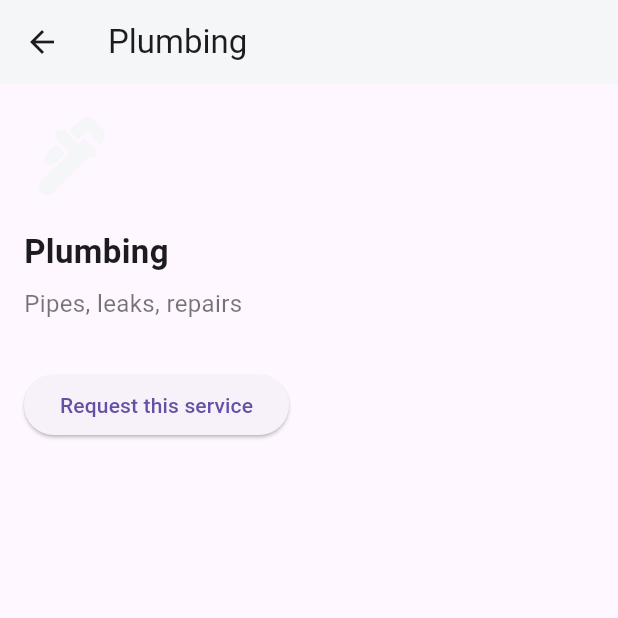
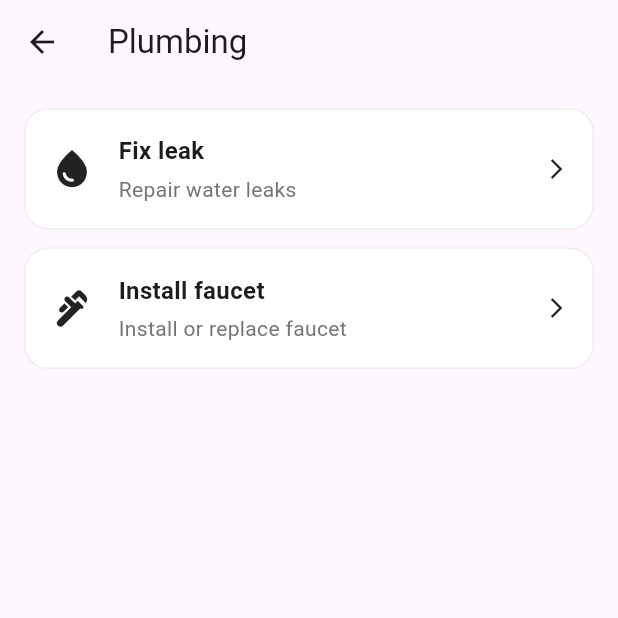
Before and after one commit to yossrDolphin/MISS_MENAGE_APPL, a Flutter app: the HomePage screen opened directly, after a tap on "Plumbing", on a phone screen of 412 x 824 dp, the top half of it. Run offline on Flutter 3.47's test engine with Material 3 defaults, Android fonts, the phone set to English and light mode, and no system bars; our stand-ins replace cloud_firestore, firebase_auth, firebase_core, geolocator, google_maps_flutter; accounts and stored records are empty; network calls fail.

Commit message:
first commit

```diff
--- a/lib/features/auth/login_page.dart
+++ b/lib/features/auth/login_page.dart
@@ -1,6 +1,6 @@
 import 'package:flutter/material.dart';
 import '../home/home_page.dart';
-import '../services/auth_service.dart';
+import '../../core/services/auth_service.dart';
 
 class LoginPage extends StatefulWidget {
   const LoginPage({super.key});
@@ -60,11 +60,11 @@ class _LoginPageState extends State<LoginPage> {
                           });
                         },
                         onError: (e) {
+                           if (!mounted) return;
                             setState(() => loading = false);
                              ScaffoldMessenger.of(context).showSnackBar(
                              SnackBar(
-                              content:
-                                  Text(e.message ?? 'Erreur Firebase'),
+                               content: Text(e.message ?? 'Erreur Firebase'),
                              ),
                              );
                         },
@@ -93,6 +93,7 @@ class _LoginPageState extends State<LoginPage> {
                       verificationId: verificationId!,
                       smsCode: otpController.text.trim(),
                     );
+                if (!mounted) return;
 
                     Navigator.pushReplacement(
                       context,
@@ -101,6 +102,8 @@ class _LoginPageState extends State<LoginPage> {
                       ),
                     );
                   } catch (e) {
+                   if (!mounted) return;
+
                      ScaffoldMessenger.of(context).showSnackBar(
                      const SnackBar(
                       content: Text('Code invalide'),
--- a/lib/features/booking/booking_page.dart
+++ b/lib/features/booking/booking_page.dart
@@ -2,7 +2,7 @@ import 'package:flutter/material.dart';
 import 'package:google_maps_flutter/google_maps_flutter.dart';
 
 import '../../core/constants/colors.dart';
-import '../services/service.dart';
+import '../services/models/service.dart';
 import 'booking_summary_page.dart';
 import 'map_picker_page.dart';
 import 'package:cloud_firestore/cloud_firestore.dart';
--- a/lib/features/booking/booking_summary_page.dart
+++ b/lib/features/booking/booking_summary_page.dart
@@ -1,6 +1,6 @@
 import 'package:flutter/material.dart';
 import '../../core/constants/colors.dart';
-import '../services/service.dart';
+import '../services/models/service.dart';
 
 class BookingSummaryPage extends StatelessWidget {
   final Service service;
--- a/lib/features/home/home_page.dart
+++ b/lib/features/home/home_page.dart
@@ -1,8 +1,9 @@
 import 'package:firebase_auth/firebase_auth.dart';
+import 'package:fixio/features/services/presentation/categories_page.dart';
 import 'package:flutter/material.dart';
 import '../../core/constants/colors.dart';
-import '../services/service.dart';
-import '../services/service_details_page.dart';
+import '../services/models/service.dart';
+import '../services/presentation/service_details_page.dart';
 
 class HomePage extends StatelessWidget {
   const HomePage({super.key});
@@ -67,33 +68,7 @@ class HomePage extends StatelessWidget {
   drawer: _buildDrawer(context),
 
 
-      body: SingleChildScrollView(
-        padding: const EdgeInsets.all(16),
-        child: Column(
-          crossAxisAlignment: CrossAxisAlignment.start,
-          children: const [
-            HomeHeader(),
-             SizedBox(height: 8),
-             SectionTitle('Available services'),
-
-           ServiceCard(
-              icon: Icons.cleaning_services,
-              title: 'Cleaning',
-              subtitle: 'Home & office cleaning',
-            ),
-            ServiceCard(
-              icon: Icons.plumbing,
-              title: 'Plumbing',
-              subtitle: 'Pipes, leaks, repairs',
-            ),
-            ServiceCard(
-              icon: Icons.electrical_services,
-              title: 'Electrical',
-              subtitle: 'Installation & fixes',
-            ),
-          ],
-        ),
-      ),
+      body: const CategoriesPage(),
     );
   }
 Widget _buildDrawer(BuildContext context) {
@@ -251,6 +226,7 @@ class SectionTitle extends StatelessWidget {
 
   @override
   Widget build(BuildContext context) {
+    /*
     return Padding(
       padding: const EdgeInsets.only(bottom: 12),
       child: Text(
@@ -261,5 +237,9 @@ class SectionTitle extends StatelessWidget {
         ),
       ),
     );
+    */
+  return const CategoriesPage();
+
+
   }
 }
--- /dev/null
+++ b/lib/features/services/data/mock_services.dart
@@ -0,0 +1,38 @@
+import 'package:flutter/material.dart';
+import '../models/service.dart';
+
+final Map<String, List<Service>> servicesByCategory = {
+  "Plumbing": [
+    Service(
+      name: "Fix leak",
+      description: "Repair water leaks",
+      icon: Icons.water_drop,
+    ),
+    Service(
+      name: "Install faucet",
+      description: "Install or replace faucet",
+      icon: Icons.plumbing,
+    ),
+  ],
+  "Cleaning": [
+    Service(
+      name: "Home cleaning",
+      description: "Full house cleaning",
+      icon: Icons.cleaning_services,
+    ),
+  ],
+  "Electricity": [
+    Service(
+      name: "Fix wiring",
+      description: "Repair electrical issues",
+      icon: Icons.electrical_services,
+    ),
+  ],
+    "Installation": [
+    Service(
+      name: "Mounting & setup",
+      description: "Wall mounting and setup of your TV",
+      icon: Icons.tv,
+    ),
+  ],
+};
--- /dev/null
+++ b/lib/features/services/presentation/categories_page.dart
@@ -0,0 +1,70 @@
+import 'package:flutter/material.dart';
+import 'services_page.dart';
+import 'widgets/category_card.dart';
+
+class CategoriesPage extends StatelessWidget {
+  const CategoriesPage({super.key});
+
+  @override
+  Widget build(BuildContext context) {
+    return Scaffold(
+      appBar: AppBar(title: const Text("Services")),
+      body: Padding(
+        padding: const EdgeInsets.all(16),
+        child: GridView.count(
+          crossAxisCount: 2,
+          crossAxisSpacing: 12,
+          mainAxisSpacing: 12,
+          children: [
+            CategoryCard(
+              title: "Plumbing",
+              icon: Icons.plumbing,
+              onTap: () {
+                Navigator.push(
+                  context,
+                  MaterialPageRoute(
+                          builder: (_) => const ServicesPage(category: "Plumbing"),
+                             ),
+                );
+              },
+            ),
+            CategoryCard(
+              title: "Cleaning",
+              icon: Icons.cleaning_services,
+              onTap: () {
+                Navigator.push(
+                  context,
+                  MaterialPageRoute(
+                          builder: (_) => const ServicesPage(category: "Cleaning"),
+                             ),
+                );
+              },
+            ),
+            CategoryCard(
+              title: "Electricity",
+              icon: Icons.electrical_services,
+              onTap: () {
+                Navigator.push(
+                  context,
+                  MaterialPageRoute(
+                          builder: (_) => const ServicesPage(category: "Electricity"),
+                             ),
+                );
+              },
+            ),
+            CategoryCard(
+              title: "Installation",
+              icon: Icons.build,
+              onTap: () {Navigator.push(
+                  context,
+                  MaterialPageRoute(
+                          builder: (_) => const ServicesPage(category: "Installation"),
+                             ),
+                );},
+            ),
+          ],
+        ),
+      ),
+    );
+  }
+}
--- a/lib/features/services/service_details_page.dart
+++ b/lib/features/services/presentation/service_details_page.dart
@@ -1,7 +1,7 @@
 import 'package:flutter/material.dart';
-import '../../core/constants/colors.dart';
-import 'service.dart';
-import '../booking/booking_page.dart';
+import '../../../core/constants/colors.dart';
+import '../models/service.dart';
+import '../../booking/booking_page.dart';
 
 class ServiceDetailsPage extends StatelessWidget {
   final Service service;
--- /dev/null
+++ b/lib/features/services/presentation/services_page.dart
@@ -0,0 +1,38 @@
+import 'package:flutter/material.dart';
+import '../data/mock_services.dart';
+import 'service_details_page.dart';
+import 'widgets/service_tile.dart';
+
+class ServicesPage extends StatelessWidget {
+  final String category;
+
+  const ServicesPage({super.key, required this.category});
+
+  @override
+  Widget build(BuildContext context) {
+    final services = servicesByCategory[category] ?? [];
+
+    return Scaffold(
+      appBar: AppBar(title: Text(category)),
+      body: ListView.builder(
+        padding: const EdgeInsets.all(16),
+        itemCount: services.length,
+        itemBuilder: (context, index) {
+          final service = services[index];
+          return ServiceTile(
+           service: service,
+           onTap: () {
+            Navigator.push(
+            context,
+             MaterialPageRoute(
+               builder: (_) => ServiceDetailsPage(service: service),
+      ),
+    );
+  },
+);
+
+        },
+      ),
+    );
+  }
+}
--- /dev/null
+++ b/lib/features/services/presentation/widgets/category_card.dart
@@ -0,0 +1,40 @@
+import 'package:flutter/material.dart';
+
+class CategoryCard extends StatelessWidget {
+  final String title;
+  final IconData icon;
+  final VoidCallback onTap;
+
+  const CategoryCard({
+    super.key,
+    required this.title,
+    required this.icon,
+    required this.onTap,
+  });
+
+  @override
+  Widget build(BuildContext context) {
+    return GestureDetector(
+      onTap: onTap,
+      child: Container(
+        padding: const EdgeInsets.all(16),
+        decoration: BoxDecoration(
+          color: Colors.white,
+          borderRadius: BorderRadius.circular(16),
+          border: Border.all(color: Colors.grey.shade200),
+        ),
+        child: Column(
+          mainAxisAlignment: MainAxisAlignment.center,
+          children: [
+            Icon(icon, size: 32),
+            const SizedBox(height: 10),
+            Text(
+              title,
+              style: const TextStyle(fontWeight: FontWeight.w600),
+            ),
+          ],
+        ),
+      ),
+    );
+  }
+}
--- /dev/null
+++ b/lib/features/services/presentation/widgets/service_tile.dart
@@ -0,0 +1,59 @@
+import 'package:flutter/material.dart';
+import '../../models/service.dart';
+
+class ServiceTile extends StatelessWidget {
+  final Service service;
+  final VoidCallback onTap;
+
+  const ServiceTile({
+    super.key,
+    required this.service,
+    required this.onTap,
+  });
+
+  @override
+  Widget build(BuildContext context) {
+    return GestureDetector(
+      onTap: onTap,
+      child: Container(
+        margin: const EdgeInsets.only(bottom: 12),
+        padding: const EdgeInsets.all(16),
+        decoration: BoxDecoration(
+          color: Colors.white,
+          borderRadius: BorderRadius.circular(16),
+          border: Border.all(color: Colors.grey.shade200),
+        ),
+        child: Row(
+          children: [
+            Icon(service.icon, size: 30),
+            const SizedBox(width: 16),
+
+            Expanded(
+              child: Column(
+                crossAxisAlignment: CrossAxisAlignment.start,
+                children: [
+                  Text(
+                    service.name,
+                    style: const TextStyle(
+                      fontWeight: FontWeight.bold,
+                      fontSize: 16,
+                    ),
+                  ),
+                  const SizedBox(height: 4),
+                  Text(
+                    service.description,
+                    style: TextStyle(
+                      color: Colors.grey[600],
+                    ),
+                  ),
+                ],
+              ),
+            ),
+
+            const Icon(Icons.arrow_forward_ios, size: 16),
+          ],
+        ),
+      ),
+    );
+  }
+}
--- a/lib/main.dart
+++ b/lib/main.dart
@@ -1,3 +1,4 @@
+import 'package:fixio/features/auth/login_page.dart';
 import 'package:fixio/features/home/home_page.dart';
 import 'package:flutter/material.dart';
 import 'package:firebase_core/firebase_core.dart';
@@ -29,7 +30,7 @@ class MyApp extends StatelessWidget {
               if (snapshot.hasData) {
         return const HomePage();
       } else {
-        return const HomePage();
+        return const LoginPage();
       }
 
         },
```
Also changed, not shown: lib/core/services/auth_service.dart (renamed from lib/features/services/auth_service.dart), lib/features/auth/register_page.dart (deleted), lib/features/services/models/category.dart (added), lib/features/services/models/service.dart (renamed from lib/features/services/service.dart), 1 other file. Lines whose indentation alone changed are shown as unchanged.
